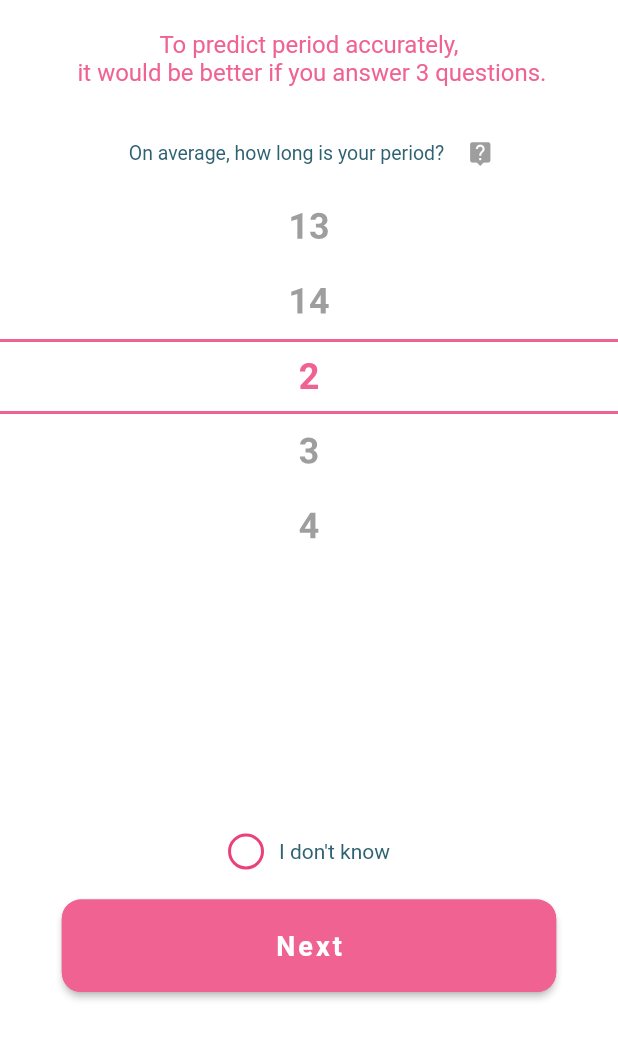
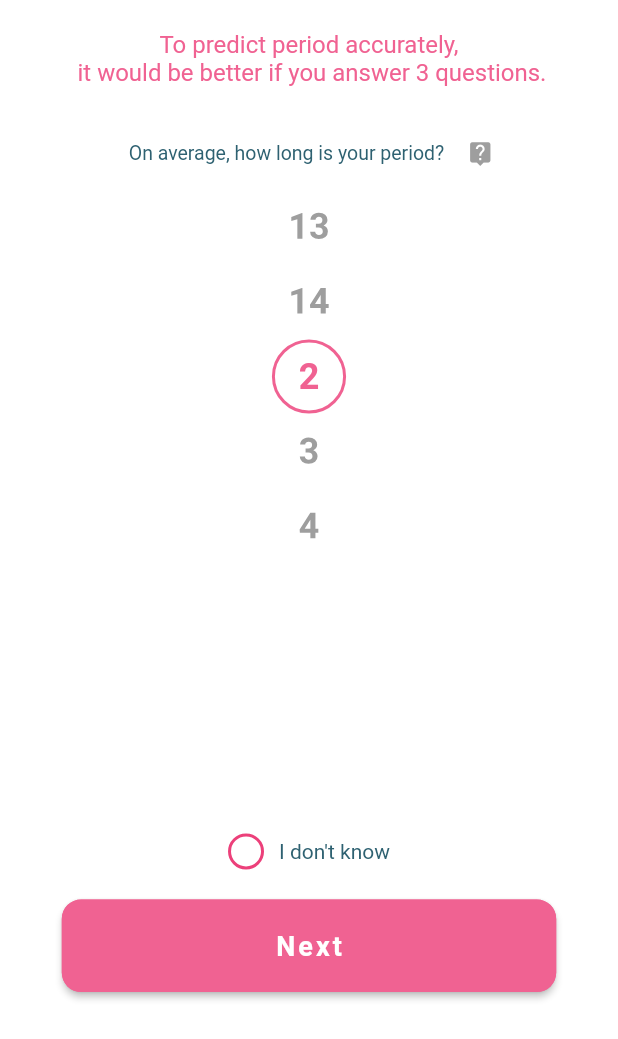
Before and after one commit to yassir28/Calendar-Flutter-App, a Flutter app: the Question1 screen opened directly, on a phone screen of 412 x 824 dp. Shown: the top 1039 px of the screen. Run offline on Flutter 3.47's test engine with Material 2 defaults, Android fonts, the light colour scheme and no system bars; our stand-ins replace cloud_firestore, firebase_auth, firebase_core, table_calendar; accounts and stored records are empty.

Commit message:
numbers list front

```diff
--- a/lib/pages/components/numbersList.dart
+++ b/lib/pages/components/numbersList.dart
@@ -33,19 +33,14 @@ class _NumbersListState extends State<NumbersList> {
           height: 250,
           alignment: Alignment.center,
           child: Container(
-            height: 50,
-            width: width,
+            height: width * 0.12,
+            width: width * 0.12,
             alignment: Alignment.center,
             decoration: BoxDecoration(
-              border: Border(
-                top: BorderSide(
-                  color: Colors.pink[300],
-                  width: 2,
-                ),
-                bottom: BorderSide(
-                  color: Colors.pink[300],
-                  width: 2,
-                ),
+              shape: BoxShape.circle,
+              border: Border.all(
+                color: Colors.pink[300],
+                width: 2,
               ),
             ),
           ),
```
